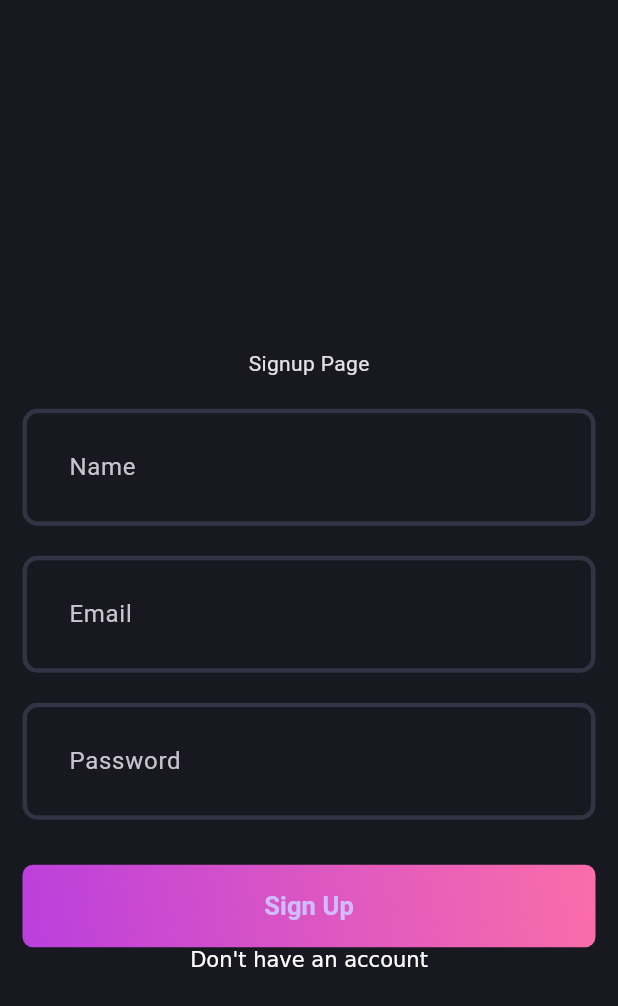
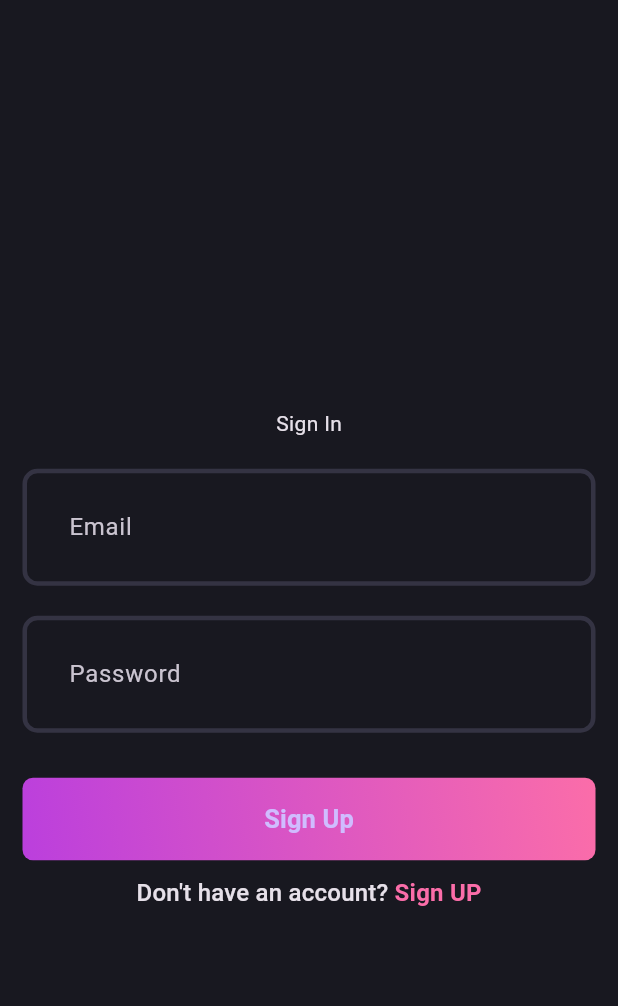
Before and after one commit to MASUDALAM234970/blog-app-clean-architecture, a Flutter app: the screen it shows after launch, on a phone screen of 412 x 824 dp. Shown: the top 1006 px of the screen. Run offline on Flutter 3.47's test engine with Material 3 defaults, Android fonts, the phone set to English and light mode, and no system bars.

Commit message:
login and Signup done

```diff
--- a/lib/features/auth/presentation/pages/login_page.dart
+++ b/lib/features/auth/presentation/pages/login_page.dart
@@ -0,0 +1,84 @@
+import 'package:blog_app/features/auth/presentation/pages/signup_page.dart';
+import 'package:blog_app/features/auth/presentation/widgets/auth_field.dart';
+import 'package:flutter/material.dart';
+
+import '../../../../core/theme/app_pallet.dart';
+import '../widgets/auth_gradient_button.dart';
+
+class LoginPage extends StatefulWidget {
+  const LoginPage({super.key});
+
+  @override
+  State<LoginPage> createState() => _LoginPageState();
+}
+
+class _LoginPageState extends State<LoginPage> {
+  final emailController = TextEditingController();
+  final passwordController = TextEditingController();
+  final nameController = TextEditingController();
+  final formKey = GlobalKey<FormState>();
+  @override
+  void dispose() {
+    emailController.dispose();
+    passwordController.dispose();
+    nameController.dispose();
+    super.dispose();
+  }
+  @override
+  Widget build(BuildContext context) {
+    formKey.currentState?.validate();
+    return Scaffold(
+      appBar: AppBar(),
+      body: Padding(
+        padding: const EdgeInsets.all(15.0),
+        child: Form(
+          key: formKey,
+
+          child: Column(
+            mainAxisAlignment: MainAxisAlignment.center,
+            children: [
+              const Text('Sign In'),
+              const SizedBox(height: 20),
+
+              AuthField(hintText: 'Email', controller: emailController),
+              const SizedBox(height: 20),
+              AuthField(
+                hintText: 'Password',
+                controller: passwordController,
+                isObscureText: true,
+              ),
+              const SizedBox(height: 30),
+              AuthGradientButton(buttonText: "Sign Up", onPressed: () {}),
+
+              const SizedBox(height: 10),
+
+              GestureDetector(
+                onTap: () {
+                   Navigator.push(context, MaterialPageRoute(builder: (context)=> SignupPage()));
+                },
+                child: RichText(
+                  text: TextSpan(
+                    text: 'Don\'t have an account? ',
+                    style: Theme.of(context).textTheme.titleMedium,
+                    children: [
+                      TextSpan(
+                        text: 'Sign UP',
+                        style: Theme.of(context)
+                            .textTheme
+                            .titleMedium
+                            ?.copyWith(
+                          color: AppPallete.gradient2,
+                          fontWeight: FontWeight.bold,
+                        ),
+                      ),
+                    ],
+                  ),
+                ),
+              ),
+            ],
+          ),
+        ),
+      ),
+    );
+  }
+}
--- a/lib/main.dart
+++ b/lib/main.dart
@@ -1,4 +1,5 @@
 import 'package:blog_app/core/theme/theme.dart';
+import 'package:blog_app/features/auth/presentation/pages/login_page.dart';
 import 'package:blog_app/features/auth/presentation/pages/signup_page.dart';
 import 'package:flutter/material.dart';
 
@@ -15,7 +16,7 @@ class MyApp extends StatelessWidget {
       debugShowCheckedModeBanner: false,
       title: 'Blog App',
       theme: AppTheme.darkThemeMode,
-      home: const SignupPage(), // best practice: add const
+      home: const LoginPage(), // best practice: add const
     );
   }
 }
```
Also changed, not shown: lib/features/auth/presentation/pages/signup_page.dart (+51 -7 lines).
